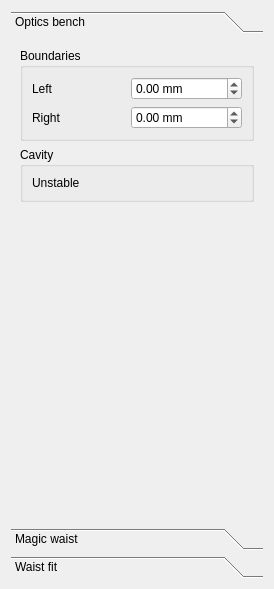
Before: the Qt Designer form gui/GaussianBeamWidget.ui in krokosik/GaussianBeam, drawn with Qt 5.
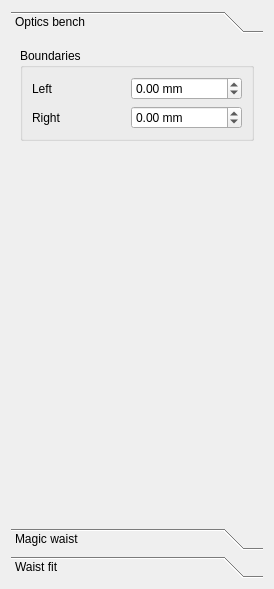
After: the same form once the commit is applied. The open tabs and pages were chosen to show the change. Icons and pictures are not drawn.

Patch:
```diff
--- a/gui/GaussianBeamWidget.ui
+++ b/gui/GaussianBeamWidget.ui
@@ -38,8 +38,8 @@
          <rect>
           <x>0</x>
           <y>0</y>
-          <width>207</width>
-          <height>182</height>
+          <width>254</width>
+          <height>479</height>
          </rect>
         </property>
         <attribute name="label">
@@ -101,22 +101,6 @@
            </layout>
           </widget>
          </item>
-         <item>
-          <widget class="QGroupBox" name="groupBox_2">
-           <property name="title">
-            <string>Cavity</string>
-           </property>
-           <layout class="QVBoxLayout" name="verticalLayout">
-            <item>
-             <widget class="QLabel" name="cavityLabel">
-              <property name="text">
-               <string>Unstable</string>
-              </property>
-             </widget>
-            </item>
-           </layout>
-          </widget>
-         </item>
          <item>
           <spacer>
            <property name="orientation">
```
Left out of the diff: 10 changed lines with no effect on the pictures.
